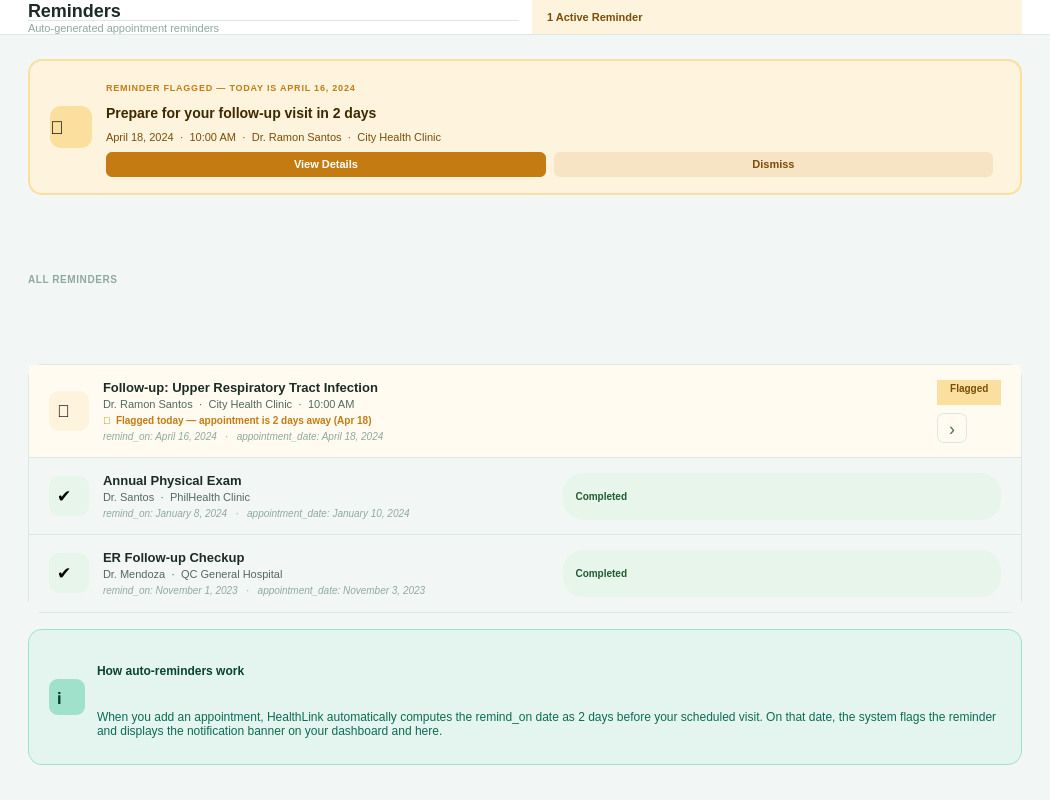
First picture: the form in src/ui/page_reminders.ui, repository shasheenahdeeneillelumasag/CCC151---Group-Project, before the edit.
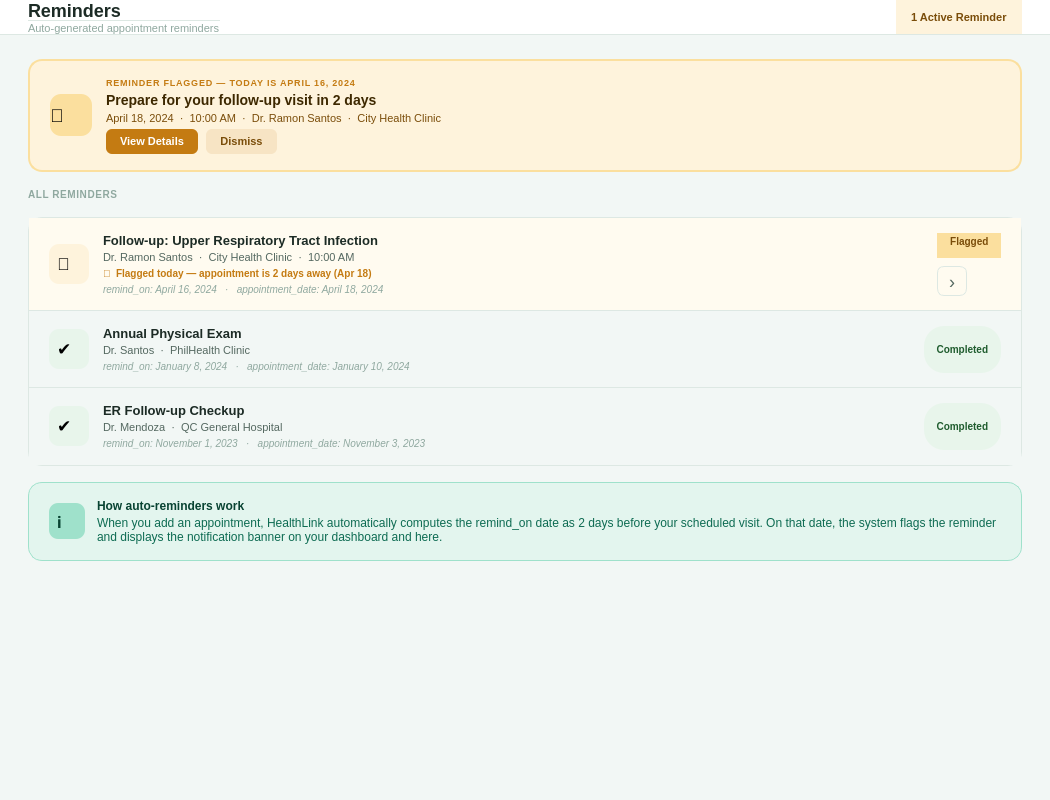
Second picture: the form after the edit.

Patch:
```diff
--- a/src/ui/page_reminders.ui
+++ b/src/ui/page_reminders.ui
@@ -20,7 +20,7 @@
        <item><widget class="QLabel"><property name="text"><string>Reminders</string></property><property name="styleSheet"><string>QLabel { font-size: 18px; font-weight: bold; color: #1C2B25; }</string></property></widget></item>
        <item><widget class="QLabel"><property name="text"><string>Auto-generated appointment reminders</string></property><property name="styleSheet"><string>QLabel { font-size: 11px; color: #8FA89F; }</string></property></widget></item>
       </layout></item>
-      <item><spacer><property name="orientation"><enum>Qt::Horizontal</enum></property></spacer></item>
+      <item><spacer><property name="orientation"><enum>Qt::Horizontal</enum></property><property name="sizeHint" stdset="0"><size><width>40</width><height>20</height></size></property></spacer></item>
       <item><widget class="QLabel"><property name="text"><string>  1 Active Reminder  </string></property><property name="styleSheet"><string>QLabel { background: #FEF3DC; color: #7A4D0A; font-size: 11px; font-weight: bold; border-radius: 20px; padding: 5px 6px; }</string></property></widget></item>
      </layout>
     </widget>
@@ -51,7 +51,7 @@
              <layout class="QHBoxLayout"><property name="spacing"><number>8</number></property>
               <item><widget class="QPushButton" name="btnViewDetails"><property name="text"><string>View Details</string></property><property name="styleSheet"><string>QPushButton { background: #C47B12; color: #FFF; font-size: 11px; font-weight: 600; border: none; border-radius: 6px; padding: 6px 14px; } QPushButton:hover { background: #7A4D0A; }</string></property></widget></item>
               <item><widget class="QPushButton" name="btnDismiss"><property name="text"><string>Dismiss</string></property><property name="styleSheet"><string>QPushButton { background: rgba(196,123,18,0.12); color: #7A4D0A; font-size: 11px; font-weight: 600; border: none; border-radius: 6px; padding: 6px 14px; } QPushButton:hover { background: rgba(196,123,18,0.22); }</string></property></widget></item>
-              <item><spacer><property name="orientation"><enum>Qt::Horizontal</enum></property></spacer></item>
+              <item><spacer><property name="orientation"><enum>Qt::Horizontal</enum></property><property name="sizeHint" stdset="0"><size><width>40</width><height>20</height></size></property></spacer></item>
              </layout>
             </item>
            </layout>
@@ -82,7 +82,7 @@
                <item><widget class="QLabel"><property name="text"><string>remind_on: April 16, 2024   ·   appointment_date: April 18, 2024</string></property><property name="styleSheet"><string>QLabel { font-size: 10px; color: #8FA89F; font-style: italic; }</string></property></widget></item>
               </layout>
              </item>
-             <item><spacer><property name="orientation"><enum>Qt::Horizontal</enum></property></spacer></item>
+             <item><spacer><property name="orientation"><enum>Qt::Horizontal</enum></property><property name="sizeHint" stdset="0"><size><width>40</width><height>20</height></size></property></spacer></item>
              <item>
               <layout class="QVBoxLayout"><property name="spacing"><number>8</number></property>
                <item><widget class="QLabel"><property name="text"><string>  Flagged  </string></property><property name="alignment"><set>AlignRight</set></property><property name="styleSheet"><string>QLabel { background: #FBDF9E; color: #7A4D0A; font-size: 10px; font-weight: bold; border-radius: 20px; padding: 2px 4px; }</string></property></widget></item>
@@ -106,7 +106,7 @@
                <item><widget class="QLabel"><property name="text"><string>remind_on: January 8, 2024   ·   appointment_date: January 10, 2024</string></property><property name="styleSheet"><string>QLabel { font-size: 10px; color: #8FA89F; font-style: italic; }</string></property></widget></item>
               </layout>
              </item>
-             <item><spacer><property name="orientation"><enum>Qt::Horizontal</enum></property></spacer></item>
+             <item><spacer><property name="orientation"><enum>Qt::Horizontal</enum></property><property name="sizeHint" stdset="0"><size><width>40</width><height>20</height></size></property></spacer></item>
              <item><widget class="QLabel"><property name="text"><string>  Completed  </string></property><property name="styleSheet"><string>QLabel { background: #E8F5EB; color: #1F5C2E; font-size: 10px; font-weight: bold; border-radius: 20px; padding: 2px 4px; }</string></property></widget></item>
             </layout>
            </widget>
@@ -125,7 +125,7 @@
                <item><widget class="QLabel"><property name="text"><string>remind_on: November 1, 2023   ·   appointment_date: November 3, 2023</string></property><property name="styleSheet"><string>QLabel { font-size: 10px; color: #8FA89F; font-style: italic; }</string></property></widget></item>
               </layout>
              </item>
-             <item><spacer><property name="orientation"><enum>Qt::Horizontal</enum></property></spacer></item>
+             <item><spacer><property name="orientation"><enum>Qt::Horizontal</enum></property><property name="sizeHint" stdset="0"><size><width>40</width><height>20</height></size></property></spacer></item>
              <item><widget class="QLabel"><property name="text"><string>  Completed  </string></property><property name="styleSheet"><string>QLabel { background: #E8F5EB; color: #1F5C2E; font-size: 10px; font-weight: bold; border-radius: 20px; padding: 2px 4px; }</string></property></widget></item>
             </layout>
            </widget>
@@ -157,7 +157,7 @@
         </widget>
        </item>
 
-       <item><spacer><property name="orientation"><enum>Qt::Vertical</enum></property></spacer></item>
+       <item><spacer><property name="orientation"><enum>Qt::Vertical</enum></property><property name="sizeHint" stdset="0"><size><width>40</width><height>20</height></size></property></spacer></item>
       </layout>
      </widget>
     </widget>
```
Left out of the diff: 18 changed lines with no effect on the pictures.
